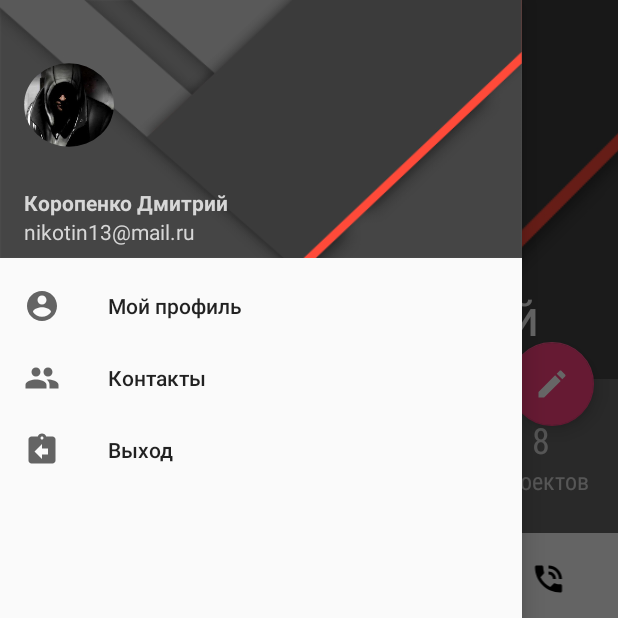
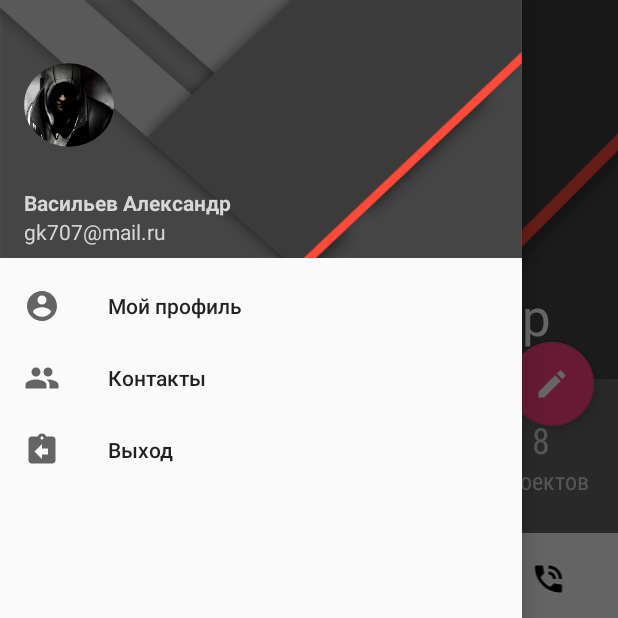
Before and after one commit to HoldemGK/DevIntensive, an Android app: the screen it shows after launch (MainActivity), with the side drawer open, on a phone screen of 412 x 824 dp, the top half of it. Run offline under Robolectric (Android 15) with nearby library versions, the phone set to English and light mode, and no system bars; our stand-ins replace ButterKnife, CircleImageView, Picasso; libraries missing offline, so code that uses them is left out: com.vicmikhailau.maskededittext; plain views replace MaskedEditText; pictures from the network do not load; 8 statements that could not run were skipped.

Commit message:
Авторизация, утилиты

```diff
--- a/app/src/main/res/values/strings.xml
+++ b/app/src/main/res/values/strings.xml
@@ -1,5 +1,5 @@
 <resources>
-    <string name="app_name">Коропенко Дмитрий</string>
+    <string name="app_name">Васильев Александр</string>
 
     <!--EditText's hints-->
     <string name="hint_mobile">Мобильный</string>
@@ -22,8 +22,8 @@
     <string name="menu_exit">Выход</string>
 
     <!--Временный текст для информации-->
-    <string name="my_profile_name">Коропенко Дмитрий</string>
-    <string name="my_profile_mail">nikotin13@mail.ru</string>
+    <string name="my_profile_name">Васильев Александр</string>
+    <string name="my_profile_mail">gk707@mail.ru</string>
 
 
     <!--Работа с загрузкой фото для аватара-->
@@ -34,7 +34,7 @@
     <string name="select_img">Выберите фото</string>
 
     <!--Работа с intent-->
-    <string name="intent_error_open_message">Извините, невозможно открыть приложение</string>
+    <string name="intent_error_open_message">Невозможно запустить приложение</string>
     <string name="intent_need_permission">Для работы необходимо дать разрешения</string>
 
     <!--Экран входа-->
```
